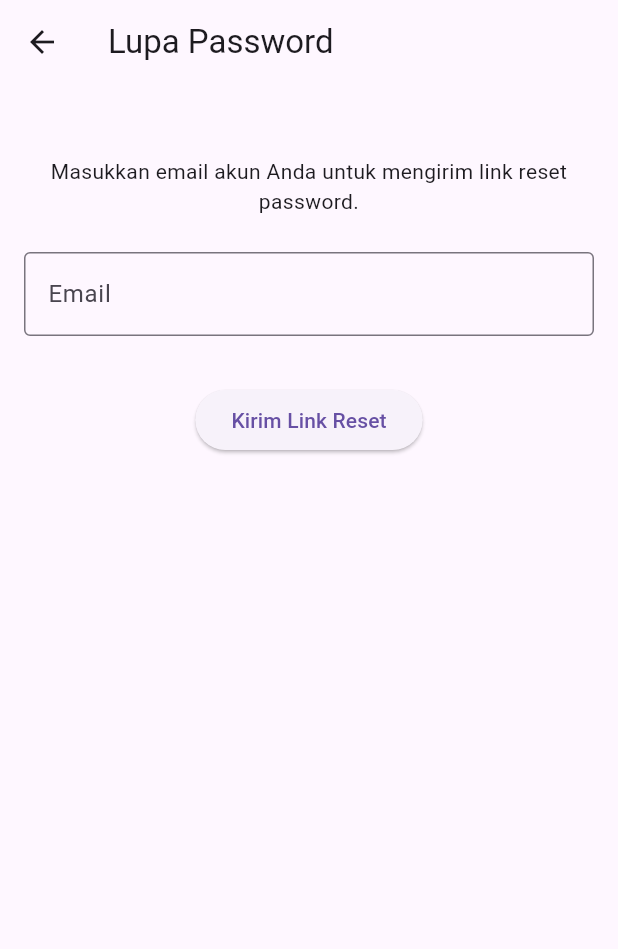
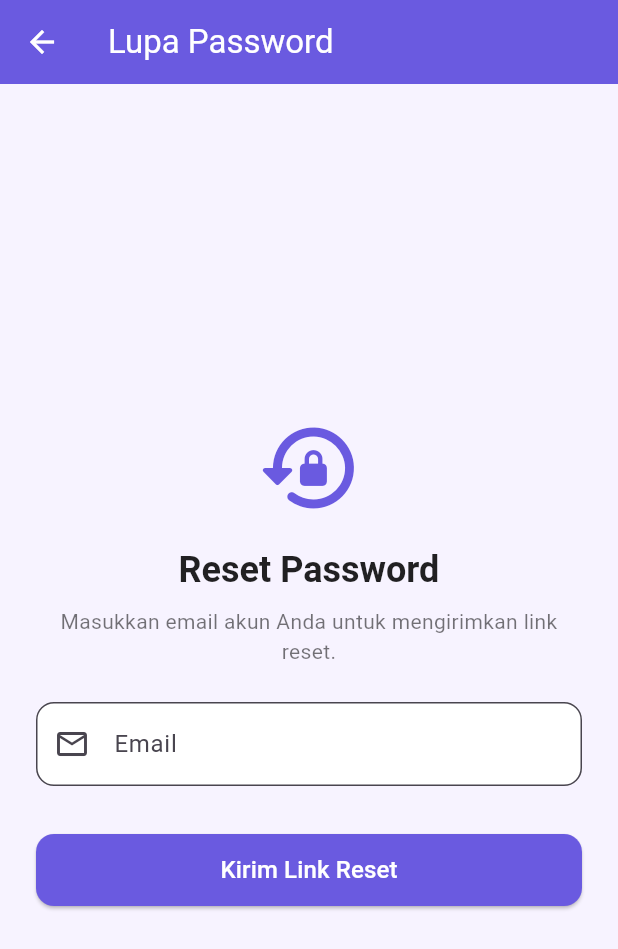
Before and after one commit to Th9o/aplikasi_catatan_rahasia, a Flutter app: the ForgotPasswordScreen screen opened directly, on a phone screen of 412 x 824 dp. Shown: the top 949 px of the screen. Run offline on Flutter 3.47's test engine with Material 3 defaults, Android fonts, the phone set to English and light mode, and no system bars; our stand-ins replace cloud_firestore, firebase_auth, firebase_core; missing offline and left inert: encrypt; accounts and stored records are empty; statements that could not run were skipped.

Commit message:
Update Tampilan Lupa password

```diff
--- a/lib/screens/forgot_password_screen.dart
+++ b/lib/screens/forgot_password_screen.dart
@@ -53,23 +53,48 @@ class _ForgotPasswordScreenState extends State<ForgotPasswordScreen> {
   @override
   Widget build(BuildContext context) {
     return Scaffold(
-      appBar: AppBar(title: const Text('Lupa Password')),
-      body: Padding(
-        padding: const EdgeInsets.all(16.0),
+      backgroundColor: const Color(0xFFF7F3FF),
+      appBar: AppBar(
+        title: const Text('Lupa Password'),
+        backgroundColor: const Color(0xFF6A5AE0),
+        foregroundColor: Colors.white,
+      ),
+      body: Center(
+        child: SingleChildScrollView(
+          padding: const EdgeInsets.all(24),
           child: Column(
             children: [
-            const SizedBox(height: 32),
+              const Icon(
+                Icons.lock_reset_rounded,
+                size: 72,
+                color: Color(0xFF6A5AE0),
+              ),
+              const SizedBox(height: 16),
+              Text(
+                'Reset Password',
+                style: Theme.of(context).textTheme.headlineSmall?.copyWith(
+                  fontWeight: FontWeight.bold,
+                  color: Colors.black87,
+                ),
+              ),
+              const SizedBox(height: 8),
               const Text(
-              "Masukkan email akun Anda untuk mengirim link reset password.",
+                'Masukkan email akun Anda untuk mengirimkan link reset.',
                 textAlign: TextAlign.center,
+                style: TextStyle(color: Colors.black54),
               ),
               const SizedBox(height: 24),
               TextField(
                 controller: emailController,
                 keyboardType: TextInputType.emailAddress,
-              decoration: const InputDecoration(
+                decoration: InputDecoration(
                   labelText: 'Email',
-                border: OutlineInputBorder(),
+                  prefixIcon: const Icon(Icons.email_outlined),
+                  border: OutlineInputBorder(
+                    borderRadius: BorderRadius.circular(12),
+                  ),
+                  filled: true,
+                  fillColor: Colors.white,
                 ),
               ),
               const SizedBox(height: 16),
@@ -78,22 +103,37 @@ class _ForgotPasswordScreenState extends State<ForgotPasswordScreen> {
                   message!,
                   style: TextStyle(
                     color:
-                      message!.contains("dikirim") ? Colors.green : Colors.red,
+                        message!.contains("dikirim")
+                            ? Colors.green
+                            : Colors.red,
                   ),
                 ),
               const SizedBox(height: 16),
-            ElevatedButton(
+              SizedBox(
+                width: double.infinity,
+                height: 48,
+                child: ElevatedButton(
+                  style: ElevatedButton.styleFrom(
+                    backgroundColor: const Color(0xFF6A5AE0),
+                    shape: RoundedRectangleBorder(
+                      borderRadius: BorderRadius.circular(12),
+                    ),
+                  ),
                   onPressed: isLoading ? null : handleReset,
                   child:
                       isLoading
-                      ? const SizedBox(
-                        width: 24,
-                        height: 24,
-                        child: CircularProgressIndicator(strokeWidth: 2),
+                          ? const CircularProgressIndicator(
+                            color: Colors.white,
+                            strokeWidth: 2,
                           )
-                      : const Text('Kirim Link Reset'),
+                          : const Text(
+                            'Kirim Link Reset',
+                            style: TextStyle(color: Colors.white, fontSize: 16),
+                          ),
+                ),
               ),
             ],
+          ),
         ),
       ),
     );
```
Lines whose indentation alone changed are shown as unchanged.
